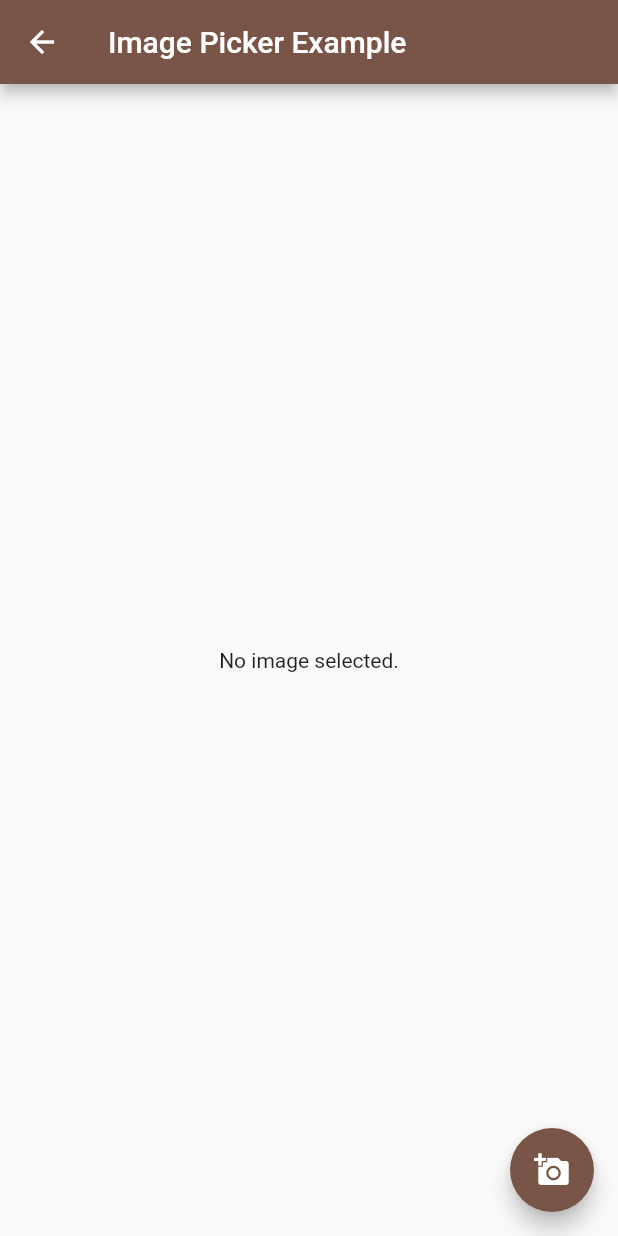
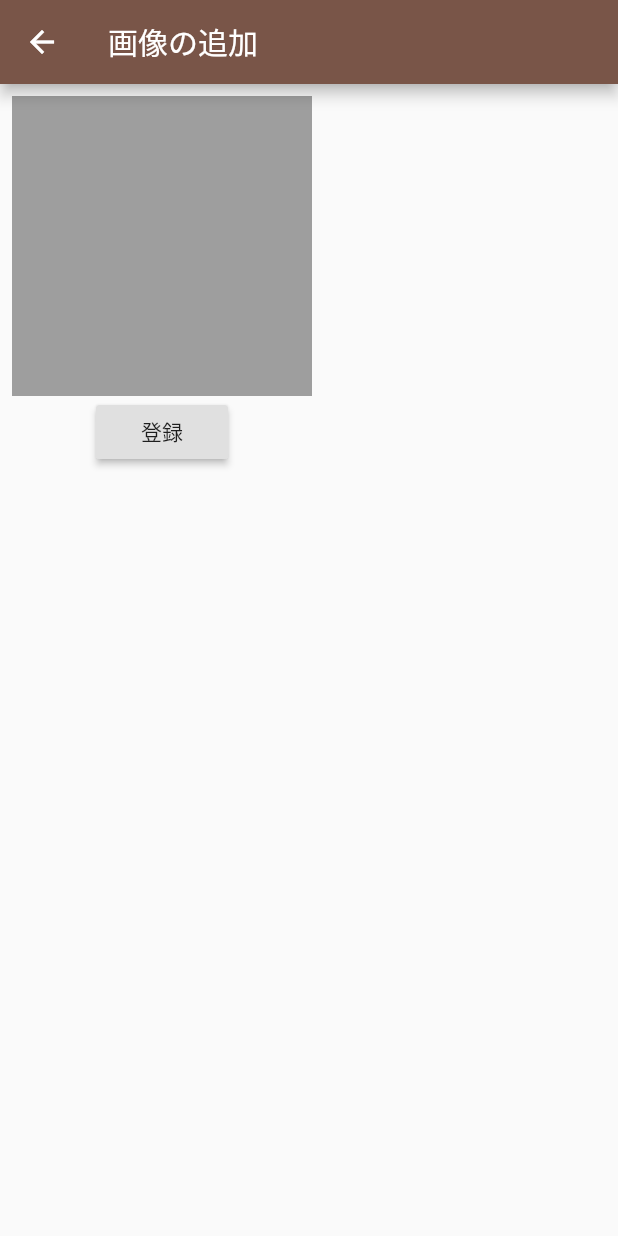
Before and after one commit to sakurako-y0316/sakuline, a Flutter app: the TalkScreen screen opened directly, after a tap on the "image" icon, on a phone screen of 412 x 824 dp. Run offline on Flutter 3.47's test engine with Material 2 defaults, Android fonts, the phone set to English and light mode, and no system bars; our stand-ins replace cloud_firestore, firebase_auth, firebase_storage, flutter_slidable, flutter_spinkit, image_picker and 2 more; missing offline and left inert: flutter_rounded_date_picker; accounts and stored records are empty.

Commit message:
200820_途中経過

```diff
--- a/lib/screen/talk/talk_screen.dart
+++ b/lib/screen/talk/talk_screen.dart
@@ -4,9 +4,9 @@ import 'package:flutter/material.dart';
 import 'package:intl/intl.dart';
 import 'package:provider/provider.dart';
 import 'package:sakura_line/screen/loading.dart';
+import 'package:sakura_line/screen/talk/upload_image.dart';
 
 import 'package:sakura_line/screen/videonote.dart';
-import 'package:image_picker/image_picker.dart';
 
 import 'package:sakura_line/view_model/talk_screen_view_model.dart';
 
@@ -170,7 +170,7 @@ class TalkScreen extends StatelessWidget {
                                       context,
                                       MaterialPageRoute(
                                         builder: (context) {
-                                          return MyHomePage();
+                                          return UploadImage();
                                         },
                                       ),
                                     );
@@ -312,39 +312,3 @@ class TalkScreen extends StatelessWidget {
 //     );
 //   }
 // }
-
-//画像取得
-class MyHomePage extends StatefulWidget {
-  @override
-  _MyHomePageState createState() => _MyHomePageState();
-}
-
-class _MyHomePageState extends State<MyHomePage> {
-  File _image;
-  final picker = ImagePicker();
-
-  Future getImage() async {
-    final pickedFile = await picker.getImage(source: ImageSource.camera);
-
-    setState(() {
-      _image = File(pickedFile.path);
-    });
-  }
-
-  @override
-  Widget build(BuildContext context) {
-    return Scaffold(
-      appBar: AppBar(
-        title: Text('Image Picker Example'),
-      ),
-      body: Center(
-        child: _image == null ? Text('No image selected.') : Image.file(_image),
-      ),
-      floatingActionButton: FloatingActionButton(
-        onPressed: getImage,
-        tooltip: 'Pick Image',
-        child: Icon(Icons.add_a_photo),
-      ),
-    );
-  }
-}
--- /dev/null
+++ b/lib/screen/talk/upload_image.dart
@@ -0,0 +1,62 @@
+import 'dart:io';
+import 'package:flutter/material.dart';
+import 'package:image_picker/image_picker.dart';
+import 'package:provider/provider.dart';
+import 'package:sakura_line/view_model/upload_image_view_model.dart';
+
+//画像アップロード
+class UploadImage extends StatelessWidget {
+  final ImagePicker picker = ImagePicker();
+
+  @override
+  Widget build(BuildContext context) {
+    return ChangeNotifierProvider<UploadImageViewModel>(
+      create: (_) => UploadImageViewModel(),
+      child: Stack(
+        children: <Widget>[
+          Scaffold(
+            appBar: AppBar(
+              title: Text('画像の追加'),
+            ),
+            body: Consumer<UploadImageViewModel>(
+              builder: (context, model, child) {
+                return Padding(
+                  padding: const EdgeInsets.all(8.0),
+                  child: Column(
+                    children: <Widget>[
+                      InkWell(
+                        onTap: () async {
+                          // TODO: カメラロールを開いて写真を選ぶ
+                          final PickedFile pickedFile = await picker.getImage(
+                              source: ImageSource.gallery);
+                          model.setImage(
+                            File(pickedFile.path),
+                          );
+                        },
+                        child: SizedBox(
+                          child: model.imageFile != null
+                              ? Image.file(model.imageFile)
+                              : Container(
+                                  color: Colors.grey,
+                                ),
+                          width: 200,
+                          height: 200,
+                        ),
+                      ),
+                      RaisedButton(
+                        child: Text('登録'),
+                        onPressed: () async {
+                          await model.addImageToFirebase();
+                        },
+                      )
+                    ],
+                  ),
+                );
+              },
+            ),
+          )
+        ],
+      ),
+    );
+  }
+}
--- a/pubspec.yaml
+++ b/pubspec.yaml
@@ -17,7 +17,7 @@ dependencies:
   state_notifier: ^0.5.0
   intl: ^0.15.7
   flutter_slidable: ^0.5.4
-  image_picker: ^0.6.7+4
+
 
   freezed_annotation: ^0.11.0
   provider: ^4.1.3
```
Also changed, not shown: lib/model/history_model.dart (added, +13 -0 lines), lib/screen/history/add_history.dart (added, +127 -0 lines), lib/screen/history/history.dart (+4 -106 lines), lib/view_model/add_history_model.dart (added, +96 -0 lines), lib/view_model/history_model.dart (+17 -84 lines), lib/view_model/upload_image_view_model.dart (added, +40 -0 lines), pubspec.lock, 5 other files.
